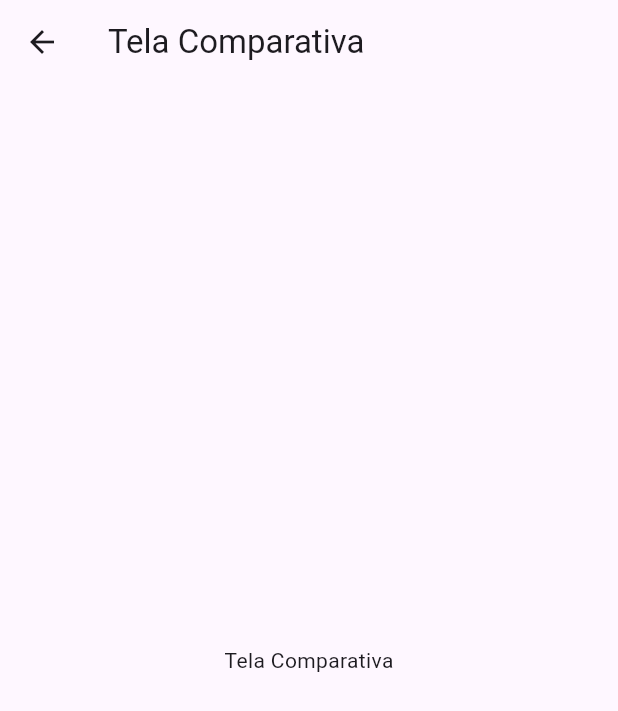
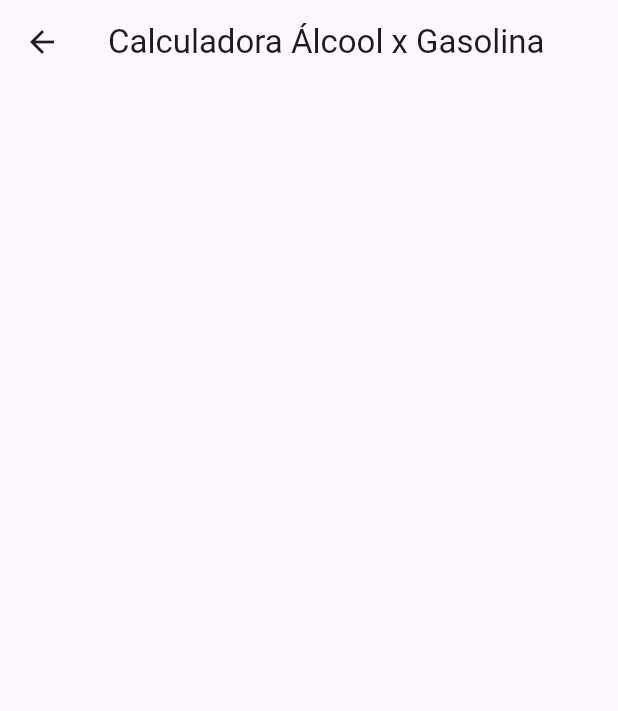
Before and after one commit to schumann7/etanomico, a Flutter app: the screen it shows after launch, after a tap on "Calculadora Álcool x Gasolina", on a phone screen of 412 x 824 dp. Shown: the top 711 px of the screen. Run offline on Flutter 3.47's test engine with Material 3 defaults, Android fonts, the phone set to English and light mode, and no system bars.

Commit message:
Tela Inicial, favicon e início do readme

```diff
--- a/lib/main.dart
+++ b/lib/main.dart
@@ -4,10 +4,6 @@ void main() {
   runApp(
     MaterialApp(
       title: 'Etanômico',
-      theme: ThemeData(
-        primarySwatch: Colors.green,
-        visualDensity: VisualDensity.adaptivePlatformDensity,
-      ),
       home: const TelaInicial(),
       debugShowCheckedModeBanner: false,
     ),
@@ -21,19 +17,57 @@ class TelaInicial extends StatelessWidget {
   Widget build(BuildContext context) {
     return Scaffold(
       appBar: AppBar(
-        leading: Image.asset('assets/images/Logo_Etanômico.png'),
-        title: Text('Etanômico'),
+        toolbarHeight: 110,
+        centerTitle: true,
+        title: Row(
+          mainAxisAlignment: MainAxisAlignment.center,
+          children: [
+            Image.asset('assets/images/Logo_Etanômico.png', height: 60),
+            const SizedBox(width: 2),
+            Flexible(
+              child: Builder(
+                builder:
+                    (context) => Padding(
+                      padding: const EdgeInsets.only(top: 25),
+                      child: Text(
+                        'Etanômico',
+                        style: TextStyle(
+                          fontSize:
+                              MediaQuery.of(context).size.width < 400 ? 26 : 34,
+                          fontWeight: FontWeight.bold,
                         ),
-      body: ListView(
-        padding: const EdgeInsets.only(left: 30, right: 30, top: 30),
+                        overflow: TextOverflow.ellipsis,
+                        maxLines: 1,
+                        softWrap: false,
+                      ),
+                    ),
+              ),
+            ),
+          ],
+        ),
+      ),
+      body: Builder(
+        builder: (context) {
+          double largura = MediaQuery.of(context).size.width;
+          double altura = MediaQuery.of(context).size.height;
+          double paddingLateral = largura * 0.05;
+          double espacamentoTopo = altura * 0.04;
+          double espacamentoEntreBotoes = altura * 0.05;
+
+          return ListView(
+            padding: EdgeInsets.only(
+              left: paddingLateral,
+              right: paddingLateral,
+              top: espacamentoTopo,
+            ),
             children: [
               ElevatedButton(
                 style: ElevatedButton.styleFrom(
-              padding: const EdgeInsets.only(top: 20, bottom: 20),
+                  padding: const EdgeInsets.symmetric(vertical: 18, horizontal: 10),
                   backgroundColor: Colors.white,
-              side: const BorderSide(
-                color: Colors.black,
-                width: 1,
+                  side: const BorderSide(color: Colors.black, width: 1),
+                  shape: RoundedRectangleBorder(
+                    borderRadius: BorderRadius.circular(15),
                   ),
                 ),
                 onPressed: () {
@@ -44,19 +78,36 @@ class TelaInicial extends StatelessWidget {
                     ),
                   );
                 },
-            child: const Text(
+                child: Row(
+                  mainAxisAlignment: MainAxisAlignment.center,
+                  crossAxisAlignment: CrossAxisAlignment.center,
+                  children: const [
+                    Icon(Icons.calculate_outlined, color: Colors.black, size: 22),
+                    SizedBox(width: 10),
+                    Flexible(
+                      child: Text(
                         'Calculadora Álcool x Gasolina',
-              style: TextStyle(color: Colors.black),
+                        style: TextStyle(
+                          color: Colors.black,
+                          fontSize: 16,
+                          fontWeight: FontWeight.w600,
+                        ),
+                        textAlign: TextAlign.center,
+                        softWrap: true,
+                        overflow: TextOverflow.visible,
                       ),
                     ),
-          const SizedBox(height: 30),
+                  ],
+                ),
+              ),
+              SizedBox(height: espacamentoEntreBotoes),
               ElevatedButton(
                 style: ElevatedButton.styleFrom(
-              padding: const EdgeInsets.only(top: 20, bottom: 20),
+                  padding: const EdgeInsets.symmetric(vertical: 18, horizontal: 10),
                   backgroundColor: Colors.white,
-              side: const BorderSide(
-                color: Colors.black,
-                width: 1,
+                  side: const BorderSide(color: Colors.black, width: 1),
+                  shape: RoundedRectangleBorder(
+                    borderRadius: BorderRadius.circular(15),
                   ),
                 ),
                 onPressed: () {
@@ -67,19 +118,36 @@ class TelaInicial extends StatelessWidget {
                     ),
                   );
                 },
-            child: const Text(
+                child: Row(
+                  mainAxisAlignment: MainAxisAlignment.center,
+                  crossAxisAlignment: CrossAxisAlignment.center,
+                  children: const [
+                    Icon(Icons.speed_outlined, color: Colors.black, size: 22),
+                    SizedBox(width: 10),
+                    Flexible(
+                      child: Text(
                         'Calculadora de Consumo',
-              style: TextStyle(color: Colors.black),
+                        style: TextStyle(
+                          color: Colors.black,
+                          fontSize: 16,
+                          fontWeight: FontWeight.w600,
+                        ),
+                        textAlign: TextAlign.center,
+                        softWrap: true,
+                        overflow: TextOverflow.visible,
                       ),
                     ),
-          const SizedBox(height: 30),
+                  ],
+                ),
+              ),
+              SizedBox(height: espacamentoEntreBotoes),
               ElevatedButton(
                 style: ElevatedButton.styleFrom(
-              padding: const EdgeInsets.only(top: 20, bottom: 20),
+                  padding: const EdgeInsets.symmetric(vertical: 18, horizontal: 10),
                   backgroundColor: Colors.white,
-              side: const BorderSide(
-                color: Colors.black,
-                width: 1,
+                  side: const BorderSide(color: Colors.black, width: 1),
+                  shape: RoundedRectangleBorder(
+                    borderRadius: BorderRadius.circular(15),
                   ),
                 ),
                 onPressed: () {
@@ -90,12 +158,31 @@ class TelaInicial extends StatelessWidget {
                     ),
                   );
                 },
-            child: const Text(
-              'Monitoraramento de Preços',
-              style: TextStyle(color: Colors.black),
+                child: Row(
+                  mainAxisAlignment: MainAxisAlignment.center,
+                  crossAxisAlignment: CrossAxisAlignment.center,
+                  children: const [
+                    Icon(Icons.trending_up_outlined, color: Colors.black, size: 22),
+                    SizedBox(width: 10),
+                    Flexible(
+                      child: Text(
+                        'Monitoramento de Preços',
+                        style: TextStyle(
+                          color: Colors.black,
+                          fontSize: 16,
+                          fontWeight: FontWeight.w600,
+                        ),
+                        textAlign: TextAlign.center,
+                        softWrap: true,
+                        overflow: TextOverflow.visible,
                       ),
                     ),
                   ],
+                ),
+              ),
+            ],
+          );
+        },
       ),
     );
   }
@@ -112,8 +199,10 @@ class _TelaComparativoState extends State<TelaComparativo> {
   @override
   Widget build(BuildContext context) {
     return Scaffold(
-      appBar: AppBar(title: Text('Tela Comparativa')),
-      body: Center(child: Text('Tela Comparativa')),
+      appBar: AppBar(
+        centerTitle: true,
+        title: Text('Calculadora Álcool x Gasolina'),
+      ),
     );
   }
 }
@@ -129,8 +218,7 @@ class _TelaConsumoState extends State<TelaConsumo> {
   @override
   Widget build(BuildContext context) {
     return Scaffold(
-      appBar: AppBar(title: Text('Tela Consumo')),
-      body: Center(child: Text('Tela Consumo')),
+      appBar: AppBar(centerTitle: true, title: Text('Calculadora de Consumo')),
     );
   }
 }
@@ -146,8 +234,7 @@ class _TelaPrecosState extends State<TelaPrecos> {
   @override
   Widget build(BuildContext context) {
     return Scaffold(
-      appBar: AppBar(title: Text('Tela Preços')),
-      body: Center(child: Text('Tela Preços')),
+      appBar: AppBar(centerTitle: true, title: Text('Monitoramento de preços')),
     );
   }
 }
```
Also changed, not shown: 12 other files. Lines whose indentation alone changed are shown as unchanged.
